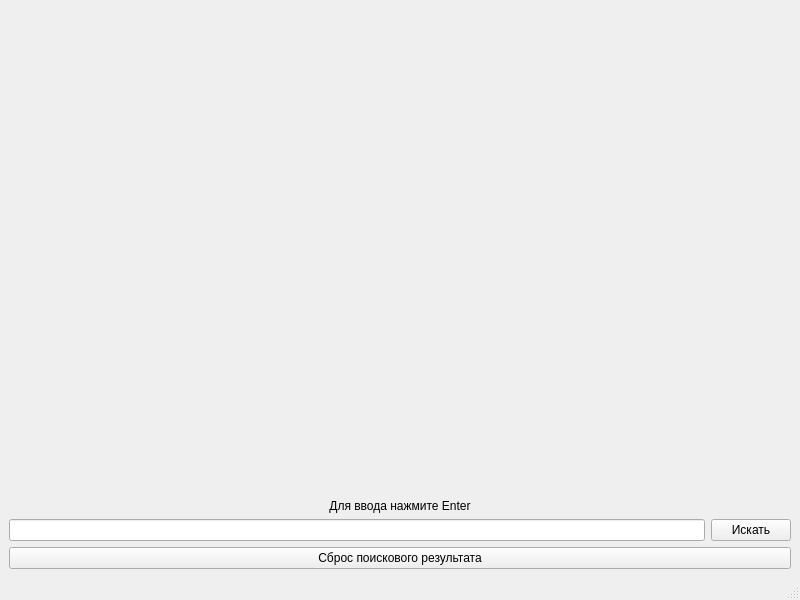
First picture: the form in main_window.ui, repository Varman56/yandex_map, before the edit.
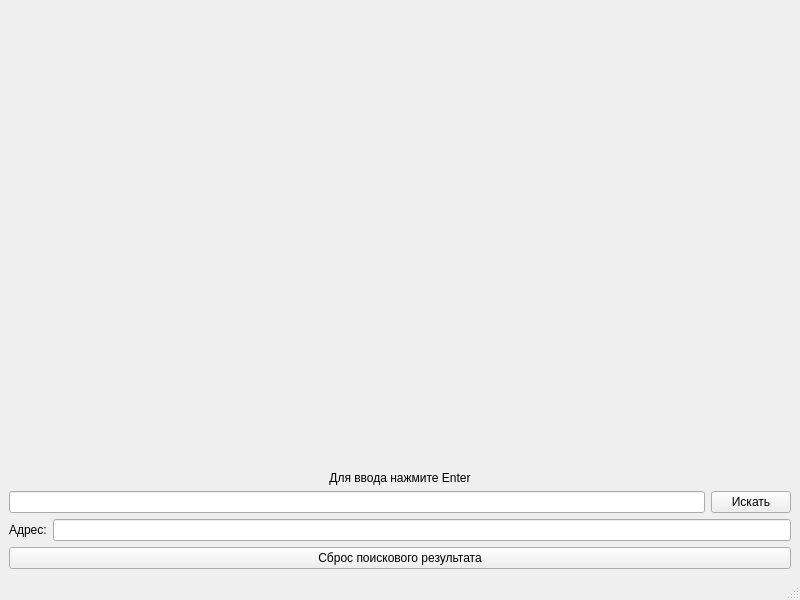
Second picture: the form after the edit.

Commit message: Задание №8

```diff
--- a/main_window.ui
+++ b/main_window.ui
@@ -61,6 +61,24 @@
         </item>
        </layout>
       </item>
+      <item>
+       <layout class="QHBoxLayout" name="horizontalLayout_2">
+        <item>
+         <widget class="QLabel" name="label_3">
+          <property name="text">
+           <string>Адрес:</string>
+          </property>
+         </widget>
+        </item>
+        <item>
+         <widget class="QLineEdit" name="adress">
+          <property name="readOnly">
+           <bool>true</bool>
+          </property>
+         </widget>
+        </item>
+       </layout>
+      </item>
       <item>
        <widget class="QPushButton" name="reset_btn">
         <property name="text">
```
The commit also changes 1 other file.
